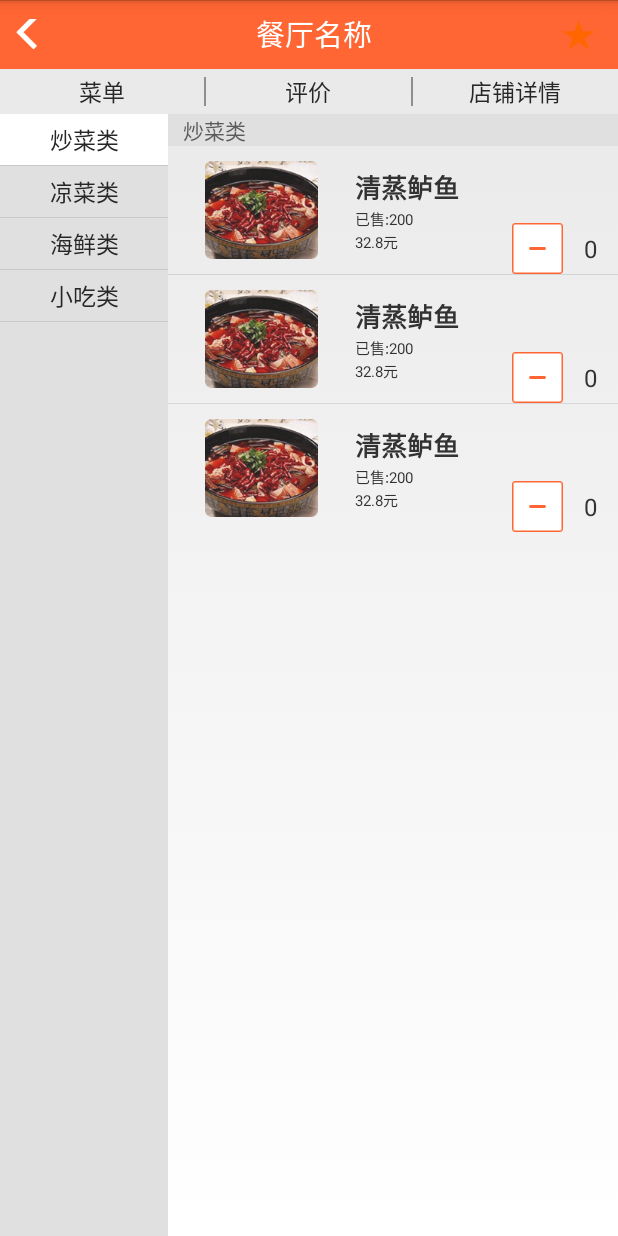
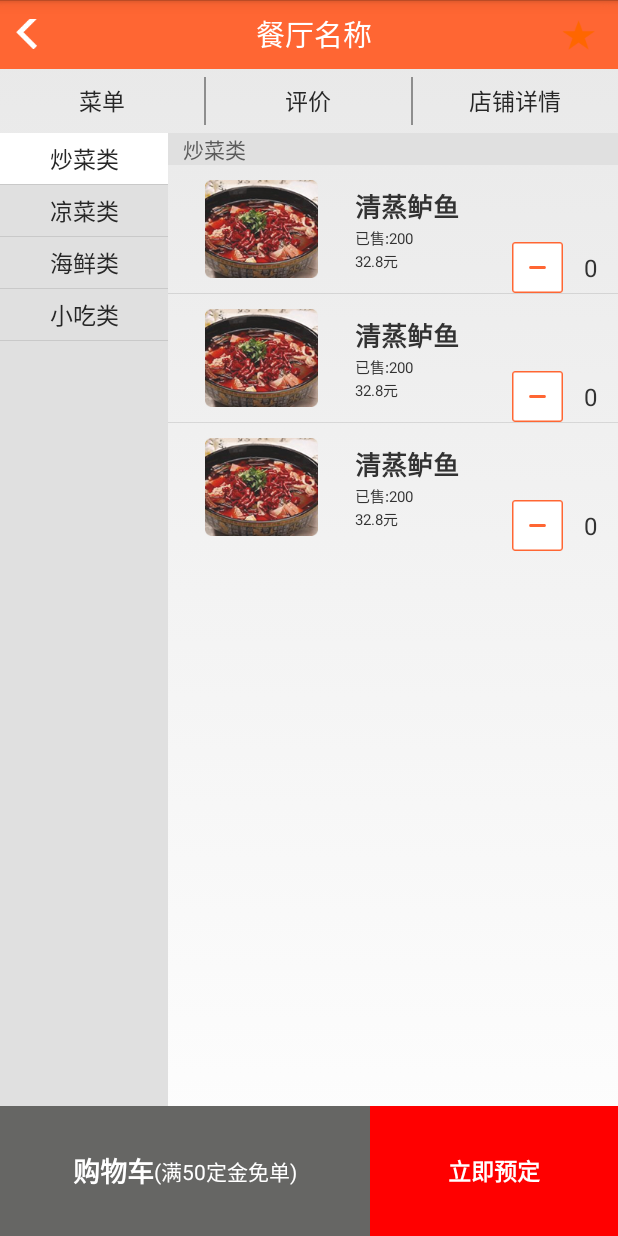
Before and after one commit to alkaid/Trip51, an Android app: the MenuListFragment screen opened directly, with no data from a screen before it, on a phone screen of 412 x 824 dp. Run offline under Robolectric (Android 15) with nearby library versions, the phone set to English and light mode, and no system bars; plain views replace MeasuredTextView.

Commit message:
提交菜单按钮

```diff
--- a/app/src/main/res/layout/menu_list_fragment.xml
+++ b/app/src/main/res/layout/menu_list_fragment.xml
@@ -6,7 +6,8 @@
 
     <LinearLayout
         android:layout_width="match_parent"
-        android:layout_height="30dp"
+        android:layout_height="0dp"
+        android:layout_weight="1"
         android:orientation="horizontal"
         android:gravity="center_vertical">
 
@@ -58,13 +59,56 @@
     <LinearLayout
         android:id="@+id/llcontent"
         android:layout_width="match_parent"
-        android:layout_height="match_parent"
+        android:layout_height="0dp"
+        android:layout_weight="15"
         android:orientation="vertical">
 
         <com.alkaid.trip51.widget.RelationListView
             android:layout_width="match_parent"
-            android:layout_height="match_parent"></com.alkaid.trip51.widget.RelationListView>
+            android:layout_height="match_parent"/>
     </LinearLayout>
 
+    <LinearLayout
+        android:layout_width="match_parent"
+        android:layout_height="0dp"
+        android:layout_weight="2"
+        android:orientation="horizontal"
+        android:layout_gravity="bottom">
+        <LinearLayout
+            android:id="@+id/ll_shoppinp_cart"
+            android:layout_width="0dp"
+            android:layout_height="match_parent"
+            android:layout_weight="6"
+            android:background="@color/gray"
+            android:gravity="center"
+            android:orientation="horizontal">
+            <ImageView
+                android:layout_width="wrap_content"
+                android:layout_height="wrap_content" />
+            <TextView
+                android:layout_width="wrap_content"
+                android:layout_height="wrap_content"
+                android:text="购物车"
+                android:textStyle="bold"
+                android:textColor="@color/white"
+                android:textSize="18sp"/>
+            <TextView
+                android:layout_width="wrap_content"
+                android:layout_height="wrap_content"
+                android:text="(满50定金免单)"
+                android:textSize="14sp"
+                android:textColor="@color/white"/>
+        </LinearLayout>
+        <Button
+            android:id="@+id/btn_pay"
+            android:layout_width="0dp"
+            android:layout_height="match_parent"
+            android:layout_weight="4"
+            android:background="@color/red"
+            android:text="立即预定"
+            android:textStyle="bold"
+            android:textColor="@color/white"
+            android:textSize="15sp"/>
+    </LinearLayout>
 
 </LinearLayout>
--- a/app/src/main/res/values/styles.xml
+++ b/app/src/main/res/values/styles.xml
@@ -526,11 +526,11 @@
         <item name="android:padding">8dp</item>
     </style>
     <!-- 大按钮红色-->
-    <style name="ButtonLarger.Red" parent="ButtonLarger">
+    <style name="ButtonLarger.Red">
         <item name="android:background">@drawable/btn_default_red</item>
     </style>
     <!--大按钮绿色-->
-    <style name="ButtonLarger.Green" parent="ButtonLarger">
+    <style name="ButtonLarger.Green">
         <item name="android:background">@drawable/btn_default_green</item>
     </style>
     <!--TextView正文样式-->
@@ -576,7 +576,7 @@
         <item name="android:paddingBottom">10dp</item>
     </style>
     <!--单个Item样式 暂时和ListViewItem一样-->
-    <style name="SingleItem" parent="ListViewItem"></style>
+    <style name="SingleItem" parent="ListViewItem"/>
     <!--单个Item样式,包括左右padding-->
     <style name="SingleItem.mediumPaddingHorizon">
         <item name="android:paddingLeft">@dimen/margin_page_medium</item>
```
